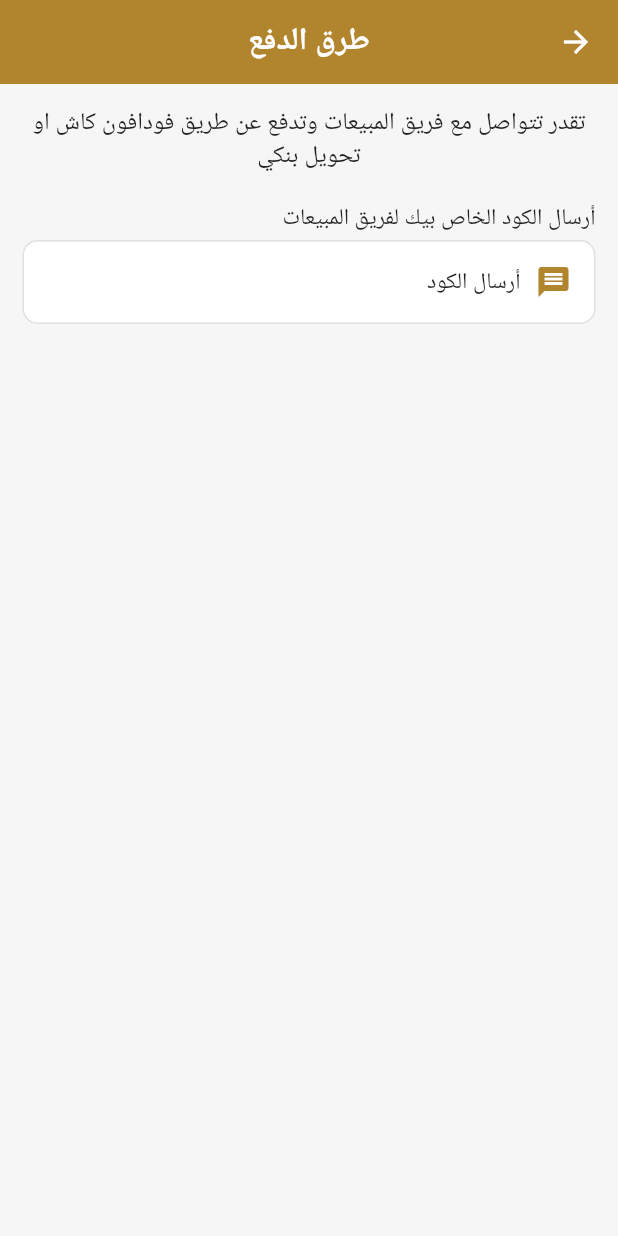
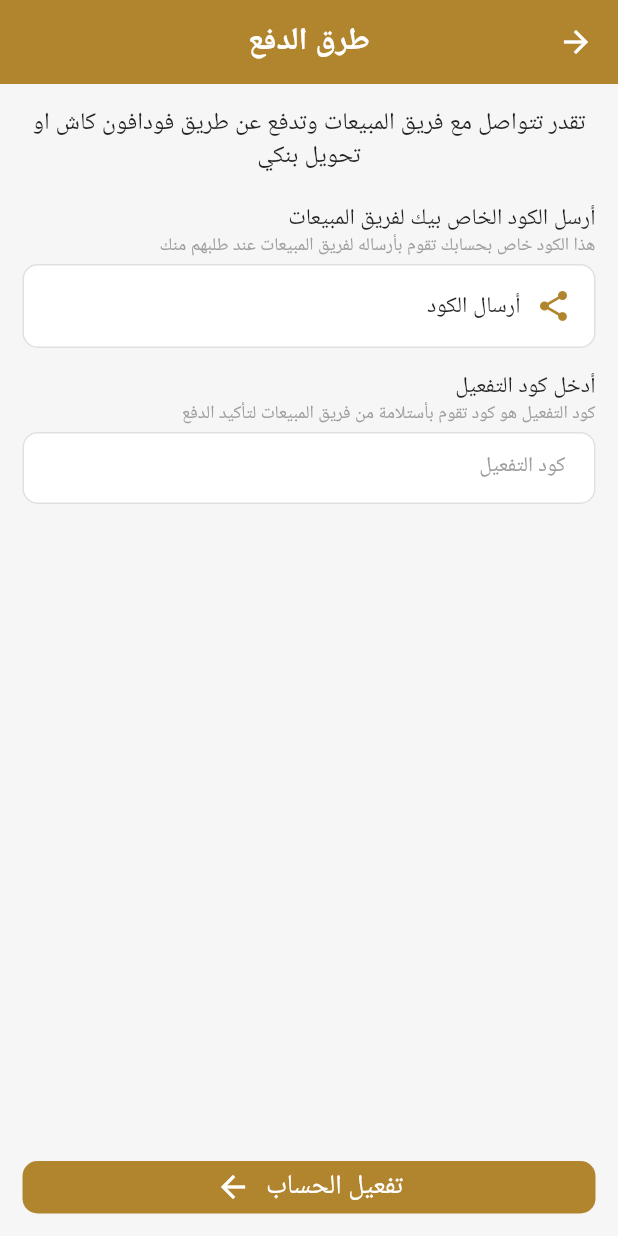
Before and after one commit to ArGendi/Informa, a Flutter app: the SalesPaymentScreen screen opened directly, on a phone screen of 412 x 824 dp. Run offline on Flutter 3.47's test engine with Material 2 defaults, Android fonts, the light colour scheme and no system bars; our stand-ins replace carousel_slider, cloud_firestore, country_code_picker, firebase_auth, firebase_core, flutter_countdown_timer and 15 more; missing offline and left inert: flutter_login_facebook; accounts and stored records are empty; Roboto replaces fonts that are missing (Cairo, CairoBold).

Commit message:
connect activation code with firebase and ready to fill form screen

```diff
--- a/lib/main.dart
+++ b/lib/main.dart
@@ -14,6 +14,7 @@ import 'package:informa/providers/recently_viewed_meals_provider.dart';
 import 'package:informa/providers/water_provider.dart';
 import 'package:informa/screens/challenges_screen.dart';
 import 'package:informa/screens/premium_packages_screen.dart';
+import 'package:informa/screens/ready_fill_premium_form_screen.dart';
 import 'package:informa/screens/sales_payment_screen.dart';
 import 'package:informa/screens/single_meal_screen.dart';
 import 'package:informa/screens/dummy.dart';
@@ -99,7 +100,7 @@ class MyApp extends StatelessWidget {
           color: primaryColor,
         ),
       ),
-      home: SalesPaymentScreen(),//initScreen == null ? WelcomeScreen() : SplashScreen(),
+      home: initScreen == null ? WelcomeScreen() : SplashScreen(),
       routes: {
         MainRegisterScreen.id: (context) => MainRegisterScreen(),
         ResetPasswordScreen.id: (context) => ResetPasswordScreen(),
@@ -120,6 +121,8 @@ class MyApp extends StatelessWidget {
         ChallengesLoadingScreen.id: (context) => ChallengesLoadingScreen(),
         MealCategoryScreen.id: (context) => MealCategoryScreen(),
         PremiumPackagesScreen.id: (context) => PremiumPackagesScreen(),
+        ReadyFillPremiumForm.id: (context) => ReadyFillPremiumForm(),
+        SalesPaymentScreen.id:(context) => SalesPaymentScreen(),
         //EmailConfirmationScreen.id: (context) => EmailConfirmationScreen(),
       },
       supportedLocales: [
--- a/lib/models/user.dart
+++ b/lib/models/user.dart
@@ -8,6 +8,7 @@ class AppUser {
   String? phone;
   String? token;
   bool premium;
+  bool fillPremiumForm;
   bool fromSocialMedia = false;
   //0 = none, 1 = male, 2 = female
   int gender;
@@ -31,7 +32,7 @@ class AppUser {
 
   AppUser({this.id, this.name, this.email, this.token, this.premium = false, this.gender = 0, this.program = 0,
       this.goal = 0, this.points = 0, this.weight = 80, this.age = 30, this.fatsPercent = 0, this.tall = 170, this.workoutPlace = 0,
-      this.fitnessLevel = 0, this.trainingPeriodLevel = 0});
+      this.fitnessLevel = 0, this.trainingPeriodLevel = 0, this.fillPremiumForm=false});
 
   fromJson(Map<String, dynamic> json){
     email = json['email'];
--- a/lib/screens/premium_packages_screen.dart
+++ b/lib/screens/premium_packages_screen.dart
@@ -223,6 +223,7 @@ class _PremiumPackagesScreenState extends State<PremiumPackagesScreen> {
             SizedBox(height: 20,),
             CustomButton(
               text: 'المتابعة',
+              bgColor: _selectedPlan != 0 ? primaryColor : Colors.grey.shade400,
               onClick: (){
                 showPaymentBottomSheet(context);
               },
--- a/lib/screens/sales_payment_screen.dart
+++ b/lib/screens/sales_payment_screen.dart
@@ -1,6 +1,14 @@
+import 'package:firebase_auth/firebase_auth.dart';
 import 'package:flutter/cupertino.dart';
 import 'package:flutter/material.dart';
-
+import 'package:informa/helpers/shared_preference.dart';
+import 'package:informa/providers/active_user_provider.dart';
+import 'package:informa/screens/ready_fill_premium_form_screen.dart';
+import 'package:informa/services/firestore_service.dart';
+import 'package:informa/widgets/custom_button.dart';
+import 'package:informa/widgets/custom_textfield.dart';
+import 'package:provider/provider.dart';
+import 'package:share/share.dart';
 import '../constants.dart';
 
 class SalesPaymentScreen extends StatefulWidget {
@@ -12,6 +20,39 @@ class SalesPaymentScreen extends StatefulWidget {
 }
 
 class _SalesPaymentScreenState extends State<SalesPaymentScreen> {
+  String _activateCode = '';
+  var _formKey = GlobalKey<FormState>();
+  FirestoreService _firestoreService = new FirestoreService();
+  bool _isLoading = false;
+
+  onShare(){
+    String id = FirebaseAuth.instance.currentUser!.uid;
+    Share.share(id);
+  }
+
+  onActivate(BuildContext context) async{
+    FocusScope.of(context).unfocus();
+    bool valid = _formKey.currentState!.validate();
+    if(valid){
+      _formKey.currentState!.save();
+      setState(() { _isLoading = true; });
+      String id = FirebaseAuth.instance.currentUser!.uid;
+      String? originalCode = await _firestoreService.getUserActivateCode(id);
+      if(originalCode != null){
+        if(_activateCode.trim() == originalCode.trim()){
+          await Provider.of<ActiveUserProvider>(context, listen: false).setPremium(true, id);
+          await HelpFunction.saveUserPremium(true);
+          setState(() { _isLoading = false; });
+          Navigator.pushNamed(context, ReadyFillPremiumForm.id);
+        }
+      }
+      else ScaffoldMessenger.of(context).showSnackBar(
+          SnackBar(content: Text('انت غير مشترك من فضلك تواصل مع فريق الدعم'))
+      );
+      setState(() { _isLoading = false; });
+    }
+  }
+
   @override
   Widget build(BuildContext context) {
     return Scaffold(
@@ -32,6 +73,9 @@ class _SalesPaymentScreenState extends State<SalesPaymentScreen> {
       body: Padding(
         padding: const EdgeInsets.all(15.0),
         child: Column(
+          mainAxisAlignment: MainAxisAlignment.spaceBetween,
+          children: [
+            Column(
               children: [
                 Text(
                   'تقدر تتواصل مع فريق المبيعات وتدفع عن طريق فودافون كاش او تحويل بنكي',
@@ -46,13 +90,20 @@ class _SalesPaymentScreenState extends State<SalesPaymentScreen> {
                   crossAxisAlignment: CrossAxisAlignment.start,
                   children: [
                     Text(
-                  'أرسال الكود الخاص بيك لفريق المبيعات',
+                      'أرسل الكود الخاص بيك لفريق المبيعات',
                       style: TextStyle(),
+                    ),
+                    Text(
+                      'هذا الكود خاص بحسابك تقوم بأرساله لفريق المبيعات عند طلبهم منك',
+                      style: TextStyle(
+                        fontSize: 12,
+                        color: Colors.grey,
+                      ),
                     ),
                     SizedBox(height: 5,),
                     InkWell(
                       borderRadius: BorderRadius.circular(borderRadius),
-                  onTap: (){},
+                      onTap: onShare,
                       child: Container(
                         decoration: BoxDecoration(
                           color: Colors.white,
@@ -64,7 +115,7 @@ class _SalesPaymentScreenState extends State<SalesPaymentScreen> {
                           child: Row(
                             children: [
                               Icon(
-                            Icons.message,
+                                Icons.share,
                                 color: primaryColor,
                               ),
                               SizedBox(width: 10,),
@@ -77,7 +128,45 @@ class _SalesPaymentScreenState extends State<SalesPaymentScreen> {
                         ),
                       ),
                     ),
+                    SizedBox(height: 15,),
+                    Text(
+                      'أدخل كود التفعيل',
+                      style: TextStyle(),
+                    ),
+                    Text(
+                      'كود التفعيل هو كود تقوم بأستلامة من فريق المبيعات لتأكيد الدفع',
+                      style: TextStyle(
+                        fontSize: 12,
+                        color: Colors.grey,
+                      ),
+                    ),
+                    SizedBox(height: 5,),
+                    Form(
+                      key: _formKey,
+                      child: CustomTextField(
+                        text: 'كود التفعيل',
+                        obscureText: false,
+                        textInputType: TextInputType.text,
+                        anotherFilledColor: true,
+                        setValue: (value){
+                          _activateCode = value;
+                        },
+                        validation: (value){
+                          if(value.isEmpty) return 'أدخل كود التفعيل';
+                          return null;
+                        },
+                      ),
+                    ),
                   ],
+                ),
+              ],
+            ),
+            CustomButton(
+              text: 'تفعيل الحساب',
+              isLoading: _isLoading,
+              onClick: (){
+                onActivate(context);
+              },
             ),
           ],
         ),
--- a/lib/widgets/payment_bottom_sheet.dart
+++ b/lib/widgets/payment_bottom_sheet.dart
@@ -1,5 +1,6 @@
 import 'package:flutter/cupertino.dart';
 import 'package:flutter/material.dart';
+import 'package:informa/screens/sales_payment_screen.dart';
 
 import '../constants.dart';
 
@@ -69,7 +70,10 @@ class _PaymentBottomSheetState extends State<PaymentBottomSheet> {
         SizedBox(height: 5,),
         InkWell(
           borderRadius: BorderRadius.circular(borderRadius),
-          onTap: (){},
+          onTap: (){
+            Navigator.pop(context);
+            Navigator.pushNamed(context, SalesPaymentScreen.id);
+          },
           child: Padding(
             padding: const EdgeInsets.symmetric(horizontal: 8.0),
             child: Container(
--- a/pubspec.yaml
+++ b/pubspec.yaml
@@ -21,6 +21,7 @@ environment:
   sdk: ">=2.12.0 <3.0.0"
 
 dependencies:
+  share: ^2.0.4
   webview_flutter: ^2.0.13
   flutter_native_timezone: ^2.0.0
   rxdart: ^0.27.3
```
Also changed, not shown: lib/providers/active_user_provider.dart (+18 -0 lines), lib/screens/profile_screen.dart (+30 -0 lines), lib/screens/ready_fill_premium_form_screen.dart (added, +93 -0 lines), lib/services/firestore_service.dart (+30 -1 lines), pubspec.lock. Lines whose indentation alone changed are shown as unchanged.
